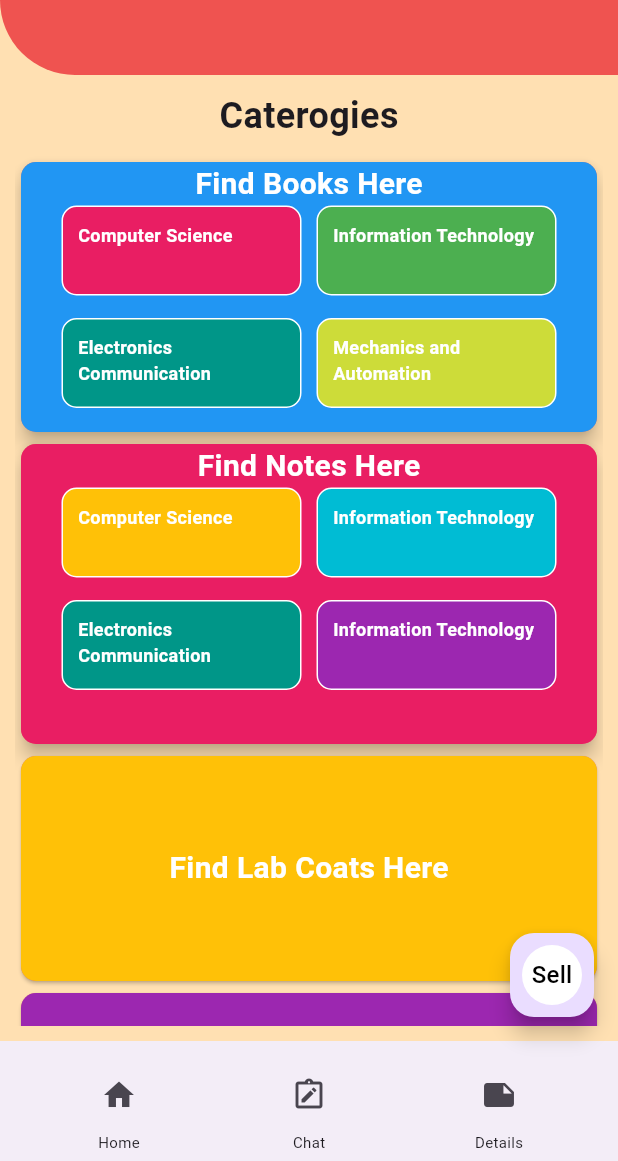
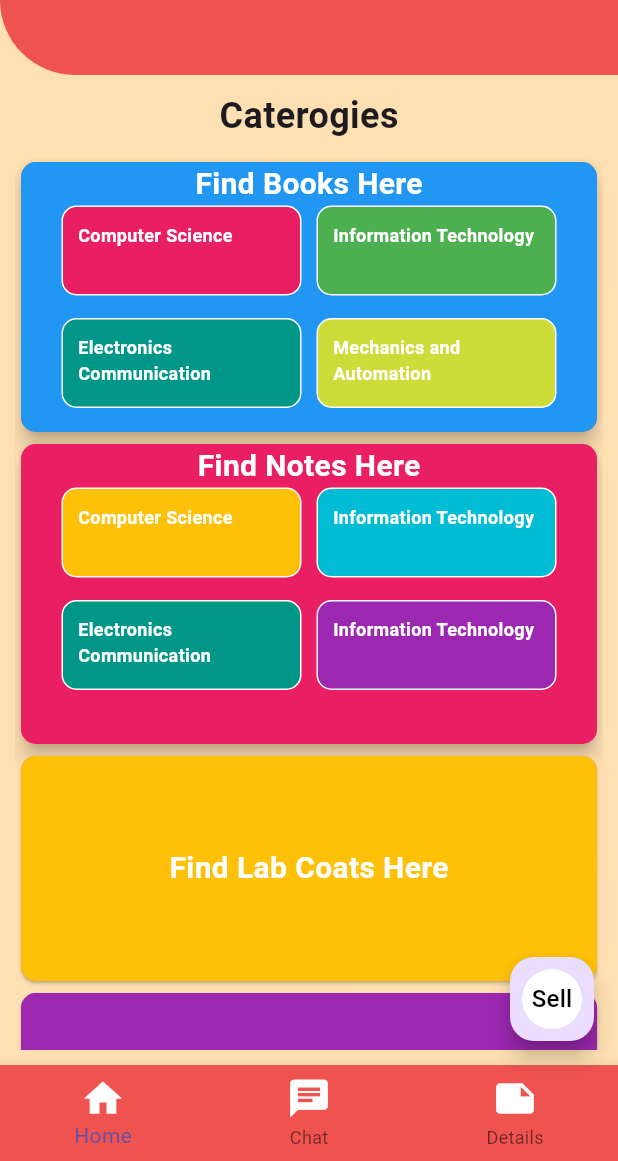
Before and after one commit to aditigahoi/IGDTUWBooksConnect, a Flutter app: the MyHomePage screen opened directly with empty values, on a phone screen of 412 x 824 dp, the part 75-1236 px from its top. Run offline on Flutter 3.47's test engine with Material 3 defaults, Android fonts, the phone set to English and light mode, and no system bars; our stand-ins replace cloud_firestore, firebase_auth, firebase_core; accounts and stored records are empty.

Commit message:
changes to home screen and chat screen

```diff
--- a/lib/Screens/BookForm.dart
+++ b/lib/Screens/BookForm.dart
@@ -1,6 +1,8 @@
 import 'package:cloud_firestore/cloud_firestore.dart';
 import 'package:firebase_auth/firebase_auth.dart';
+import 'package:flutter/cupertino.dart';
 import 'package:flutter/material.dart';
+import 'package:flutter/widgets.dart';
 
 // Define _selectedBranch variable
 const List<String> _branches = ['Branch', 'CSE', 'ECE', 'IT', 'MAE'];
@@ -82,7 +84,8 @@ class _SellBookFormState extends State<SellBookForm> {
               const SizedBox(
                 height: 16,
               ),
-              TextFormField(
+              Flexible(
+                child: TextFormField(
                   decoration: InputDecoration(
                     prefixIcon: const Icon(Icons.notes),
                     labelText: 'Subject',
@@ -101,6 +104,7 @@ class _SellBookFormState extends State<SellBookForm> {
                   onSaved: (value) {
                     _subject = value!;
                   },
+                ),
               ),
               const SizedBox(
                 height: 16,
@@ -129,7 +133,8 @@ class _SellBookFormState extends State<SellBookForm> {
               const SizedBox(
                 height: 16,
               ),
-              TextFormField(
+              Flexible(
+                child: TextFormField(
                   decoration: InputDecoration(
                     prefixIcon: const Icon(Icons.format_list_numbered),
                     labelText: 'Description',
@@ -148,6 +153,7 @@ class _SellBookFormState extends State<SellBookForm> {
                   onSaved: (value) {
                     _condition = value!;
                   },
+                ),
               ),
               const SizedBox(
                 height: 16,
--- a/lib/Screens/HomeScreen.dart
+++ b/lib/Screens/HomeScreen.dart
@@ -16,11 +16,6 @@ class _MyHomePageState extends State<MyHomePage> {
   Widget build(BuildContext context) {
     return Scaffold(
       backgroundColor: Colors.orange.shade100,
-      // appBar: AppBar(
-      //   title: Text('IGDTUW BooksConnect'),
-      //   toolbarHeight: 70.0,
-      //   backgroundColor: Colors.teal,
-      // ),
       appBar: PreferredSize(
         preferredSize:
             const Size.fromHeight(100.0), // Adjust the height as needed
@@ -264,38 +259,25 @@ class _MyHomePageState extends State<MyHomePage> {
           ),
         ),
       ),
-      bottomNavigationBar: BottomAppBar(
-        shape: const CircularNotchedRectangle(),
-        notchMargin: 5.0,
-        clipBehavior: Clip.antiAlias,
-        child: SizedBox(
-          height: kBottomNavigationBarHeight +
-              15.0, // Adjust height to accommodate text
-          child: Row(
-            mainAxisSize: MainAxisSize.max,
-            mainAxisAlignment: MainAxisAlignment.spaceAround,
-            children: <Widget>[
-              Column(
-                mainAxisSize: MainAxisSize.min,
-                mainAxisAlignment: MainAxisAlignment.center,
-                children: [
-                  IconButton(
-                    icon: const Icon(Icons.home),
-                    onPressed: () {},
+      bottomNavigationBar: BottomNavigationBar(
+        backgroundColor: Colors.red.shade400,
+        items: [
+          BottomNavigationBarItem(
+            icon: InkWell(
+              onTap: () {
+                //for home
+              },
+              child: const Icon(
+                Icons.home,
+                color: Colors.white,
+                size: 30,
               ),
-                  Text(
-                    'Home',
-                    style: TextStyle(fontSize: 10.0),
             ),
-                ],
+            label: 'Home',
           ),
-              Column(
-                mainAxisSize: MainAxisSize.min,
-                mainAxisAlignment: MainAxisAlignment.center,
-                children: [
-                  IconButton(
-                    icon: const Icon(Icons.note_alt_outlined),
-                    onPressed: () {
+          BottomNavigationBarItem(
+            icon: InkWell(
+              onTap: () {
                 Navigator.push(
                   context,
                   MaterialPageRoute(
@@ -303,61 +285,29 @@ class _MyHomePageState extends State<MyHomePage> {
                   ),
                 );
               },
+              child: const Icon(
+                Icons.chat,
+                color: Colors.white,
+                size: 30,
               ),
-                  Text(
-                    'Chat',
-                    style: TextStyle(fontSize: 10.0),
+            ),
+            label: 'Chat',
+          ),
+          BottomNavigationBarItem(
+            icon: InkWell(
+              onTap: () {
+                //for details
+              },
+              child: const Icon(
+                Icons.note,
+                color: Colors.white,
+                size: 30,
+              ),
+            ),
+            label: 'Details',
           ),
         ],
       ),
-              Column(
-                mainAxisSize: MainAxisSize.min,
-                mainAxisAlignment: MainAxisAlignment.center,
-                children: [
-                  IconButton(
-                    icon: const Icon(Icons.note),
-                    onPressed: () {},
-                  ),
-                  Text(
-                    'Details',
-                    style: TextStyle(fontSize: 10.0),
-                  ),
-                ],
-              ),
-            ],
-          ),
-        ),
-      ),
-      // bottomNavigationBar: BottomNavigationBar(
-      //   items: const [
-      //     BottomNavigationBarItem(
-      //       icon: Icon(
-      //         Icons.home,
-      //         color: Colors.red,
-      //         size: 30,
-      //       ),
-      //       label: 'Home',
-      //     ),
-      //     BottomNavigationBarItem(
-
-      //       icon: Icon(
-      //         Icons.favorite_border_outlined,
-      //         color: Colors.red,
-      //         size: 30,
-      //       ),
-      //       label: 'Favorites',
-      //     ),
-      //     BottomNavigationBarItem(
-      //       icon: Icon(
-      //         Icons.chat,
-      //         color: Colors.red,
-
-      //         size: 30,
-      //       ),
-      //       label: 'Chat',
-      //     ),
-      //   ],
-      // ),
     );
   }
 }
--- a/lib/Screens/allChatScreen.dart
+++ b/lib/Screens/allChatScreen.dart
@@ -16,7 +16,9 @@ class _AllChatScreenState extends State<AllChatScreen> {
   @override
   Widget build(BuildContext context) {
     return Scaffold(
+      backgroundColor: Colors.orange.shade100,
       appBar: AppBar(
+        backgroundColor: Colors.red.shade400,
         title: Text('All Chats'),
       ),
       body: StreamBuilder(
```
Also changed, not shown: 2 other files. Lines whose indentation alone changed are shown as unchanged.
